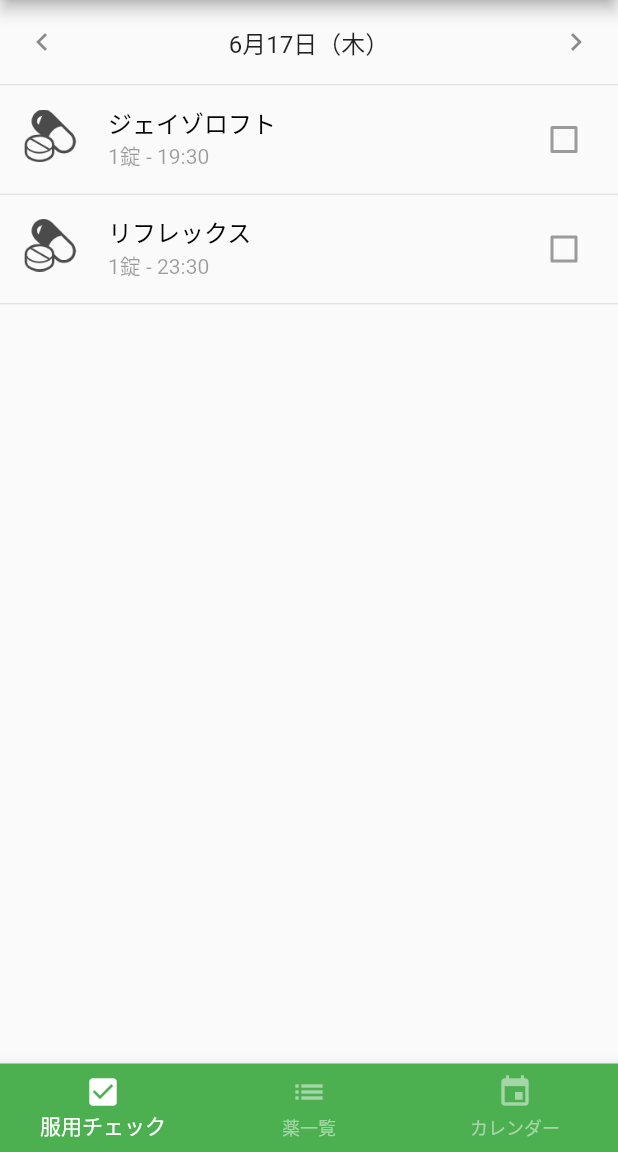
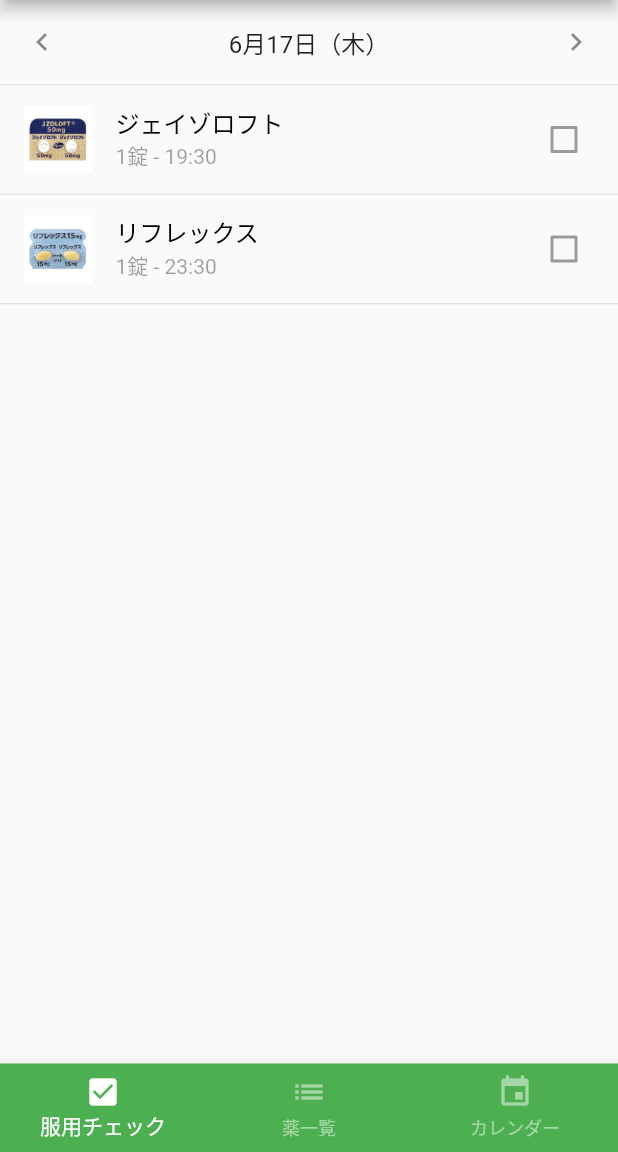
Before and after one commit to yasunaga-shuto/mediary, a Flutter app: the screen it shows after launch, on a phone screen of 412 x 824 dp, the part 84-1236 px from its top. Run offline on Flutter 3.47's test engine with Material 2 defaults, Android fonts, the light colour scheme and no system bars.

Commit message:
create mock image

```diff
--- a/lib/medicine_checklist.dart
+++ b/lib/medicine_checklist.dart
@@ -29,7 +29,7 @@
           onChanged: _takeMedicine(),
           value: false,
           activeColor: Colors.green,
-          secondary: Image.asset('assets/images/medicine.png', width: 35),
+          secondary: Image.asset('assets/images/jazoloft.jpeg', width: 45),
         ),
         const Divider(height: 1),
         CheckboxListTile(
@@ -38,7 +38,7 @@
           onChanged: _takeMedicine(),
           value: false,
           activeColor: Colors.green,
-          secondary: Image.asset('assets/images/medicine.png', width: 35),
+          secondary: Image.asset('assets/images/reflex.jpeg', width: 45),
         ),
         const Divider(height: 1),
       ],
```
Also changed, not shown: assets/images/jazoloft.jpeg (added), assets/images/reflex.jpeg (added).
